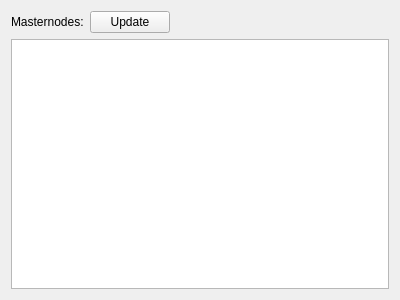
This is src/qt/forms/masternodepage.ui in spreadcoin-project/spreadcoin as Qt 5 draws it before an edit. The edited form follows.
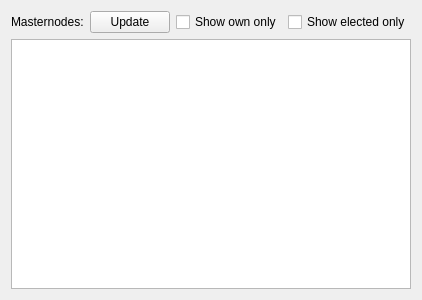
This is the edited form.

Commit message: Add a filter to masternode page

```diff
--- a/src/qt/forms/masternodepage.ui
+++ b/src/qt/forms/masternodepage.ui
@@ -36,6 +36,48 @@
        </property>
       </widget>
      </item>
+     <item>
+      <widget class="QCheckBox" name="ShowMyOnly">
+       <property name="geometry">
+        <rect>
+         <x>260</x>
+         <y>20</y>
+         <width>500</width>
+         <height>20</height>
+        </rect>
+       </property>
+       <property name="toolTip">
+        <string>Show own nodes only.</string>
+       </property>
+       <property name="text">
+        <string>Show own only</string>
+       </property>
+       <property name="checked">
+        <bool>false</bool>
+       </property>
+      </widget>
+     </item>
+     <item>
+      <widget class="QCheckBox" name="ShowElectedOnly">
+       <property name="geometry">
+        <rect>
+         <x>260</x>
+         <y>20</y>
+         <width>500</width>
+         <height>20</height>
+        </rect>
+       </property>
+       <property name="toolTip">
+        <string>Show elected nodes only.</string>
+       </property>
+       <property name="text">
+        <string>Show elected only</string>
+       </property>
+       <property name="checked">
+        <bool>false</bool>
+       </property>
+      </widget>
+     </item>
      <item>
       <spacer name="horizontalSpacer">
        <property name="orientation">
```
The commit also changes 1 other file.
